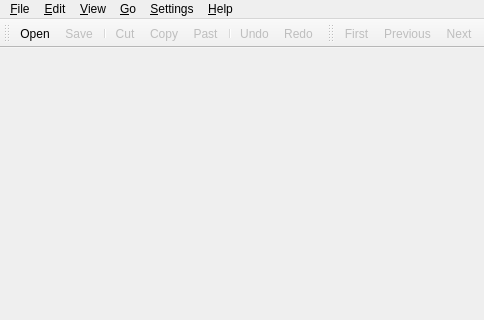
Before: the Qt Designer form editor/ui/MainEditor.ui in cc-archive/pootle, drawn with Qt 5; both pictures show x 0 to 484 and y 0 to 320 of the 571 by 476 pixel window.
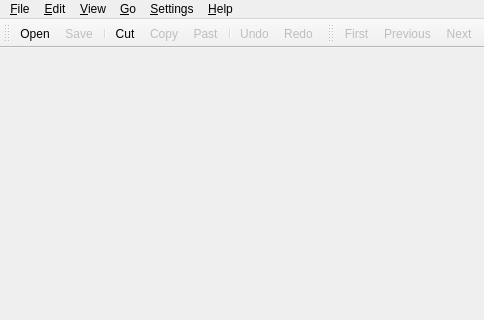
After: the same form once the commit is applied. Icons and pictures are not drawn.

What changed in the file:
```diff
--- a/editor/ui/MainEditor.ui
+++ b/editor/ui/MainEditor.ui
@@ -303,7 +303,7 @@
   </action>
   <action name="actionCut" >
    <property name="enabled" >
-    <bool>false</bool>
+    <bool>true</bool>
    </property>
    <property name="icon" >
     <iconset>../images/cut.png</iconset>
```
Left out of the diff: 6 changed lines with no effect on the pictures.
